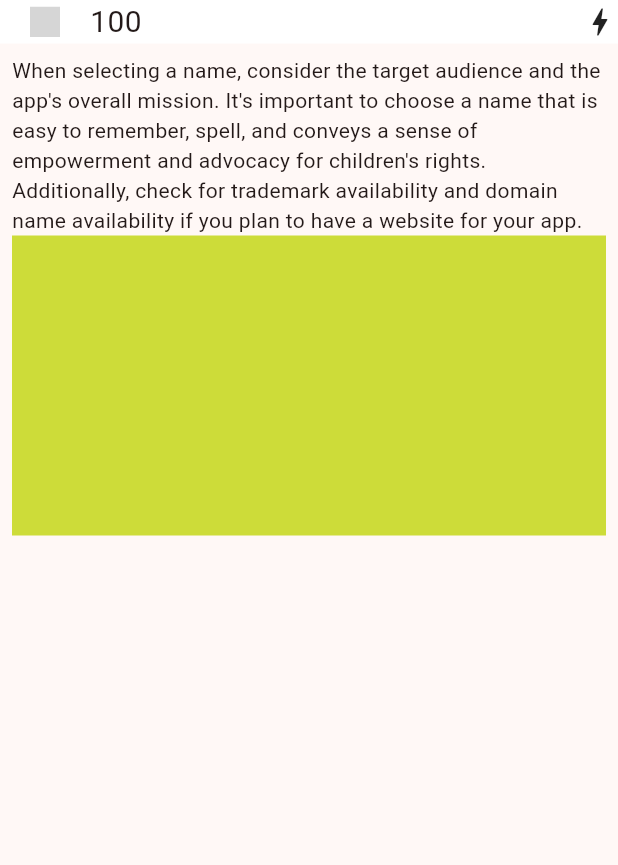
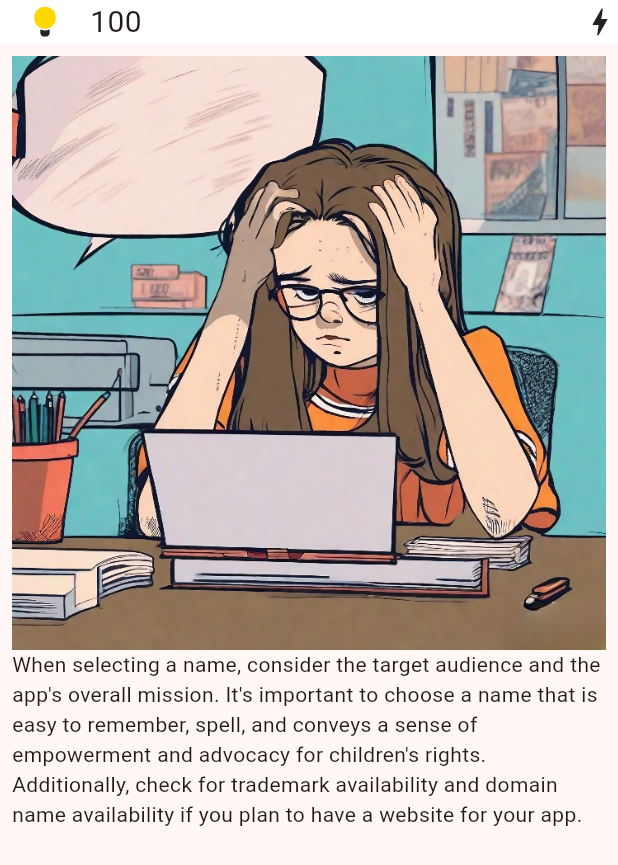
Before and after one commit to techtitansmbcet2023/RightsQuest, a Flutter app: the QuizPage screen opened directly, on a phone screen of 412 x 824 dp. Shown: the top 865 px of the screen. Run offline on Flutter 3.47's test engine with Material 2 defaults, Android fonts, the light colour scheme and no system bars; our stand-ins replace firebase_core, flutter_svg; accounts and stored records are empty; grey boxes are pictures that could not be loaded.

Commit message:
Updated quiz intro page

```diff
--- a/lib/views/quiz_intro.dart
+++ b/lib/views/quiz_intro.dart
@@ -12,13 +12,9 @@ class QuizPage extends StatelessWidget {
         padding: const EdgeInsets.all(8.0),
         child: ListView(
           children: [
+            Image(image: AssetImage('lib/assets/images/sketch_3_clipdrop-cleanup.jpeg')),
+
             Text("When selecting a name, consider the target audience and the app's overall mission. It's important to choose a name that is easy to remember, spell, and conveys a sense of empowerment and advocacy for children's rights. Additionally, check for trademark availability and domain name availability if you plan to have a website for your app.",softWrap: true,),
-
-            Container(
-              width: double.infinity,
-              height: 200,
-              color: Colors.lime,
-            )
           ],
         ),
       ),
--- a/pubspec.yaml
+++ b/pubspec.yaml
@@ -56,7 +56,8 @@ dev_dependencies:
 # The following section is specific to Flutter packages.
 flutter:
   assets:
-    - lib/assets/
+    - lib/assets/icons/
+    - lib/assets/images/
 
   # The following line ensures that the Material Icons font is
   # included with your application, so that you can use the icons in
```
